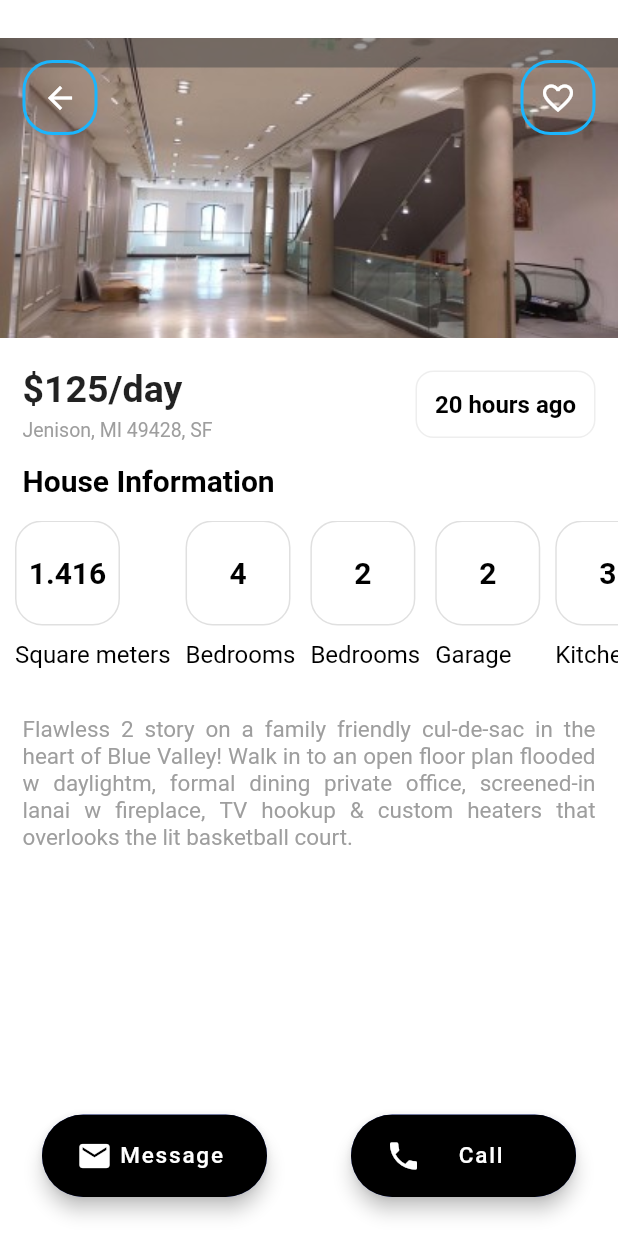
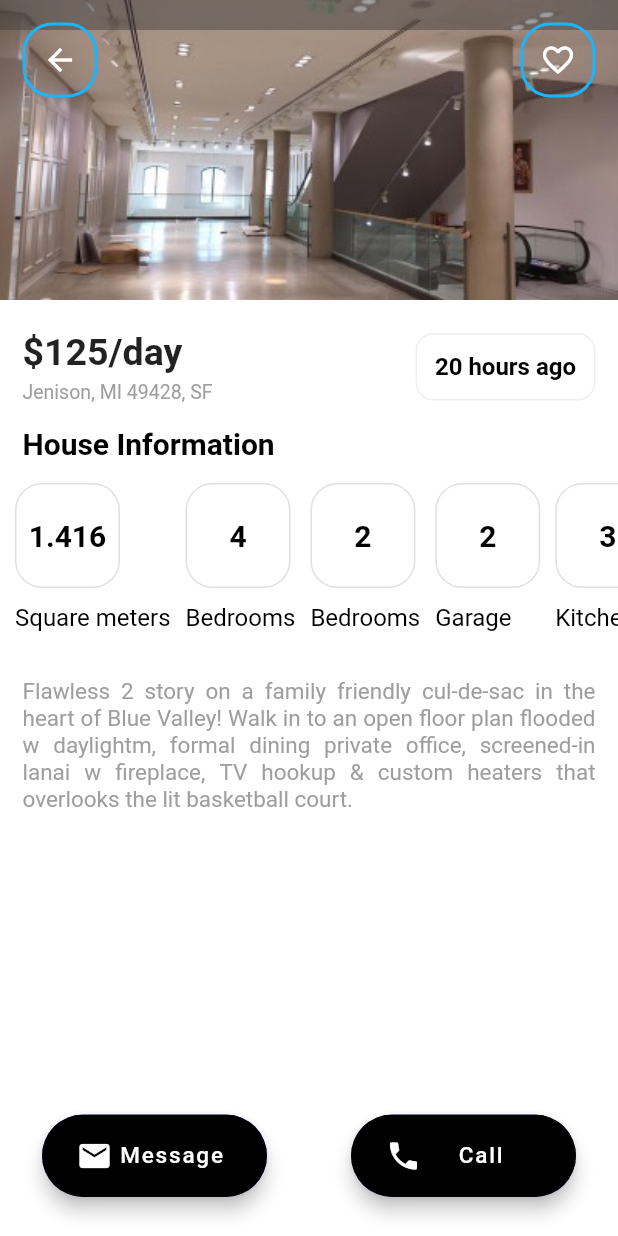
Before and after one commit to andreisas06/rentalapp, a Flutter app: the screen it shows once a user with an empty profile is signed in, after a tap on the "favorite outline" icon, on a phone screen of 412 x 824 dp. Run offline on Flutter 3.47's test engine with Material 2 defaults, Android fonts, the phone set to English and light mode, and no system bars; our stand-ins replace bloc, firebase_auth, firebase_core, flutter_bloc, google_sign_in, rxdart; accounts and stored records are empty.

Commit message:
Minor fixes

```diff
--- a/lib/app/pages/item_detail_screen.dart
+++ b/lib/app/pages/item_detail_screen.dart
@@ -70,7 +70,6 @@ class ItemDetailScreen extends StatelessWidget {
       ),
       body: SingleChildScrollView(
         child: Container(
-          padding: EdgeInsets.only(top: 25, bottom: 0),
           child: Column(
             crossAxisAlignment: CrossAxisAlignment.start,
             children: <Widget>[
@@ -115,7 +114,7 @@ class ItemDetailScreen extends StatelessWidget {
                             iconColor: Colors.white,
                             conBackColor: Colors.transparent,
                             onBtnTap: () {
-                              Navigator.of(context).pop(false);
+                              Navigator.of(context).pop();
                             }),
                         MenuWidget(
                           iconImg: Icons.favorite_border,
--- a/lib/common_widgets/image_widget.dart
+++ b/lib/common_widgets/image_widget.dart
@@ -19,6 +19,7 @@ class ImageWidget extends StatelessWidget {
 
   @override
   Widget build(BuildContext context) {
+    //to format the number in a specific way used just in case
     final oCcy = new NumberFormat("##,##,###", "en_INR");
     var screenWidth = MediaQuery.of(context).size.width;
 
--- a/lib/common_widgets/menu_widget.dart
+++ b/lib/common_widgets/menu_widget.dart
@@ -16,7 +16,9 @@ class MenuWidget extends StatelessWidget {
 
   @override
   Widget build(BuildContext context) {
-    return Container(
+    return GestureDetector(
+      onTap: onBtnTap,
+      child: Container(
         height: 50,
         width: 50,
         decoration: BoxDecoration(
@@ -31,6 +33,7 @@ class MenuWidget extends StatelessWidget {
           iconImg,
           color: iconColor,
         ),
+      ),
     );
   }
 }
```
Lines whose indentation alone changed are shown as unchanged.
